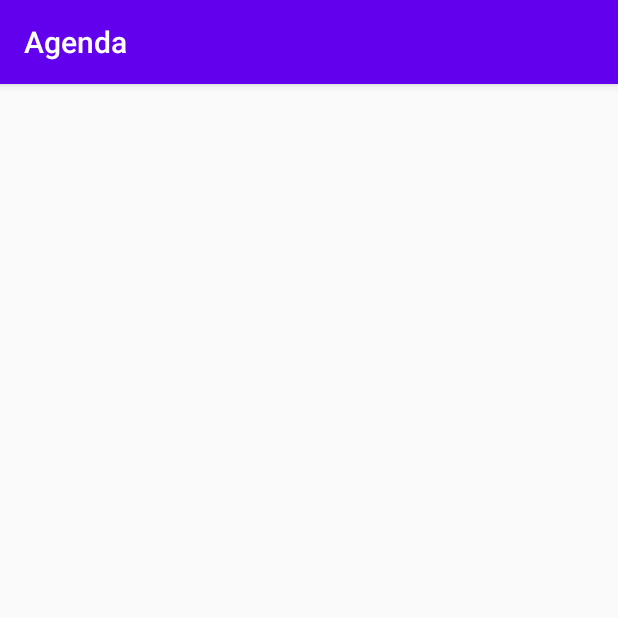
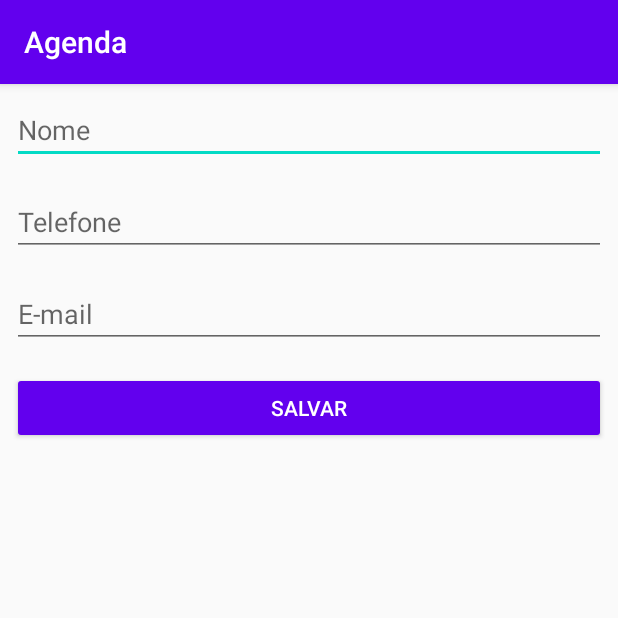
Before and after one commit to Lucasmaciiel/agenda-android, an Android app: the screen it shows after launch (CadastroActivity), on a phone screen of 412 x 824 dp, the top half of it. Run offline under Robolectric (Android 15) with nearby library versions, the phone set to English and light mode, and no system bars.

Commit message:
Implementando botão salvar aluno

```diff
--- a/app/src/main/java/br/com/lmg/ui/activity/CadastroActivity.java
+++ b/app/src/main/java/br/com/lmg/ui/activity/CadastroActivity.java
@@ -4,6 +4,9 @@ import androidx.appcompat.app.AppCompatActivity;
 import br.com.lmg.R;
 
 import android.os.Bundle;
+import android.view.View;
+import android.widget.Button;
+import android.widget.Toast;
 
 public class CadastroActivity extends AppCompatActivity {
 
@@ -11,5 +14,17 @@ public class CadastroActivity extends AppCompatActivity {
     protected void onCreate(Bundle savedInstanceState) {
         super.onCreate(savedInstanceState);
         setContentView(R.layout.activity_cadastro);
+
+        Button botaoSalvar = findViewById(R.id.activity_formulario_botao_salvar);
+
+        botaoSalvar.setOnClickListener(new View.OnClickListener() {
+            @Override
+            public void onClick(View view) {
+                Toast.makeText(CadastroActivity.this,
+                        "Salvo com sucesso",
+                        Toast.LENGTH_SHORT).show();
+            }
+        });
+
     }
 }
--- a/app/src/main/java/br/com/lmg/ui/activity/ListaAnotacoesActivity.java
+++ b/app/src/main/java/br/com/lmg/ui/activity/ListaAnotacoesActivity.java
@@ -19,12 +19,12 @@ public class ListaAnotacoesActivity extends AppCompatActivity {
     protected void onCreate(@Nullable Bundle savedInstanceState) {
         super.onCreate(savedInstanceState);
         TextView aluno = new TextView(this);
-        setContentView(R.layout.activity_lista_anotacoes);
+        setContentView(R.layout.activity_lista_alunos);
         setTitle("Anotações");
 
         List<String> alunos = new ArrayList<String>(Arrays.asList("Alex", "Fran", "José", "Lucas", "Maria", "Pedro"));
 
-        ListView listaDeAlunos = (ListView) findViewById(R.id.activity_lista_anotacoes_listView);
+        ListView listaDeAlunos = (ListView) findViewById(R.id.activity_lista_alunos_listView);
         listaDeAlunos.setAdapter(new ArrayAdapter<String>(
                 this,
                  android.R.layout.simple_list_item_1,
--- a/app/src/main/res/layout/activity_cadastro.xml
+++ b/app/src/main/res/layout/activity_cadastro.xml
@@ -1,9 +1,36 @@
 <?xml version="1.0" encoding="utf-8"?>
-<androidx.constraintlayout.widget.ConstraintLayout xmlns:android="http://schemas.android.com/apk/res/android"
-    xmlns:app="http://schemas.android.com/apk/res-auto"
+<LinearLayout xmlns:android="http://schemas.android.com/apk/res/android"
     xmlns:tools="http://schemas.android.com/tools"
     android:layout_width="match_parent"
     android:layout_height="match_parent"
-    tools:context=".ui.activity.CadastroActivity">
+    android:orientation="vertical">
 
-</androidx.constraintlayout.widget.ConstraintLayout>
+    <EditText android:id="@+id/activity_formulario_nome"
+        android:layout_width="match_parent"
+        android:layout_margin="8dp"
+        android:inputType="textCapWords"
+        android:hint="Nome"
+        android:layout_height="wrap_content"/>
+
+    <EditText android:id="@+id/activity_formulario_telefone"
+        android:layout_width="match_parent"
+        android:layout_margin="8dp"
+        android:hint="Telefone"
+        android:inputType="phone"
+        android:layout_height="wrap_content"/>
+
+    <EditText android:id="@+id/activity_formulario_email"
+        android:layout_width="match_parent"
+        android:layout_margin="8dp"
+        android:hint="E-mail"
+        android:inputType="textEmailAddress"
+        android:layout_height="wrap_content"/>
+
+    <Button android:id="@+id/activity_formulario_botao_salvar"
+        android:layout_width="match_parent"
+        android:layout_height="wrap_content"
+        android:text="Salvar"
+        android:layout_margin="8dp"
+        android:backgroundTint="@color/colorPrimary"
+        android:textColor="@color/cardview_light_background"/>
+</LinearLayout>
--- a/app/src/main/res/layout/activity_lista_anotacoes.xml
+++ b/app/src/main/res/layout/activity_lista_alunos.xml
@@ -5,7 +5,7 @@
     android:layout_height="wrap_content">
 
     <ListView
-        android:id="@+id/activity_lista_anotacoes_listView"
+        android:id="@+id/activity_lista_alunos_listView"
         android:layout_width="match_parent"
         android:layout_height="match_parent"
         android:layout_alignParentStart="true"
@@ -17,7 +17,7 @@
         android:id="@+id/activity_lista_anotacoes_fab_nova_anotacao"
         android:layout_width="wrap_content"
         android:layout_height="wrap_content"
-        android:layout_alignBottom="@+id/activity_lista_anotacoes_listView"
+        android:layout_alignBottom="@+id/activity_lista_alunos_listView"
         android:layout_alignParentEnd="true"
         android:layout_alignParentBottom="true"
         android:layout_marginStart="16dp"
```
